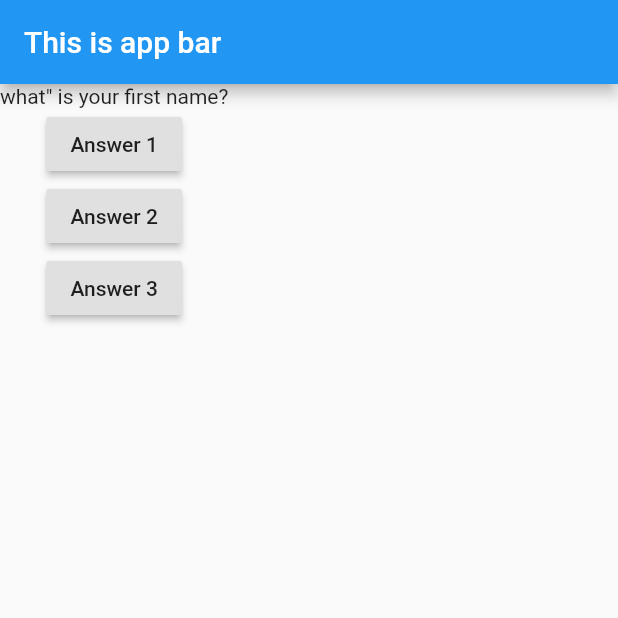
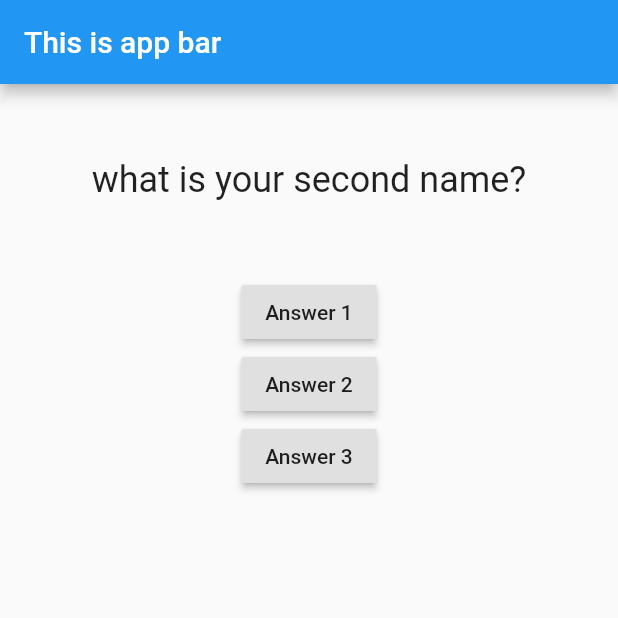
Before and after one commit to BijenDShrestha/learn_flutter_basic, a Flutter app: the screen it shows after launch, after a tap on "Answer 1", on a phone screen of 412 x 824 dp, the top half of it. Run offline on Flutter 3.47's test engine with Material 2 defaults, Android fonts, the phone set to English and light mode, and no system bars.

```diff
--- a/lib/main.dart
+++ b/lib/main.dart
@@ -1,4 +1,6 @@
 import 'package:flutter/material.dart';
+
+import './question.dart';
 
 // void main() {
 //   runApp(MyApp());
@@ -6,17 +8,25 @@ import 'package:flutter/material.dart';
 
 void main() => runApp(MyApp());
 
-class MyApp extends StatelessWidget {
-  var questionIndex = 0;
+class MyApp extends StatefulWidget {
+  @override
+  State<MyApp> createState() => _MyAppState();
+}
+
+// _ is use to indicate private
+class _MyAppState extends State<MyApp> {
+  var _questionIndex = 0;
 
   var questionList = [
     "what\" is your first name?",
     "what is your second name?"
   ];
 
-  void answerQuestion() {
-    questionIndex ++;
-    print(questionIndex);
+  void _answerQuestion() {
+    setState(() {
+          _questionIndex ++;
+    });
+    print(_questionIndex);
   }
 
   @override
@@ -28,8 +38,8 @@ class MyApp extends StatelessWidget {
         ),
         body: Column(
           children: [
-            Text(questionList[questionIndex]),
-            RaisedButton(child: Text("Answer 1"), onPressed: answerQuestion,),
+            Question(questionList[_questionIndex]),
+            RaisedButton(child: Text("Answer 1"), onPressed: _answerQuestion,),
             RaisedButton(child: Text("Answer 2"), onPressed: () => print("anonymous print"),),
             RaisedButton(child: Text("Answer 3"), onPressed: () {
               print("in curly braces");
@@ -39,5 +49,4 @@ class MyApp extends StatelessWidget {
       ),
     );
   }
-
 }
--- /dev/null
+++ b/lib/question.dart
@@ -0,0 +1,25 @@
+import 'package:flutter/src/foundation/key.dart';
+import 'package:flutter/src/widgets/framework.dart';
+
+import 'package:flutter/material.dart';
+
+class Question extends StatelessWidget {
+  // const Question({Key? key}) : super(key: key);
+
+  final String questiontext;
+
+  Question(this.questiontext);
+
+  @override
+  Widget build(BuildContext context) {
+    return Container(
+      width: double.infinity,
+      margin: EdgeInsets.all(50),
+      child: Text(
+        questiontext,
+        style: TextStyle(fontSize: 24),
+        textAlign: TextAlign.center,
+      ),
+    );
+  }
+}
```
